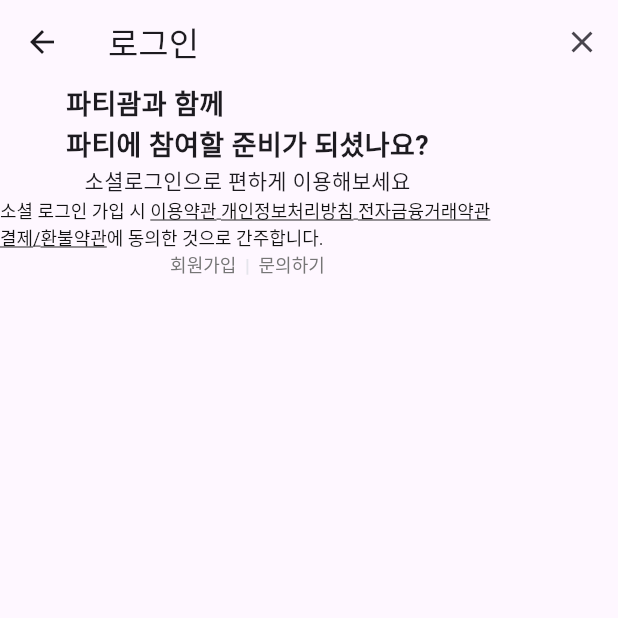
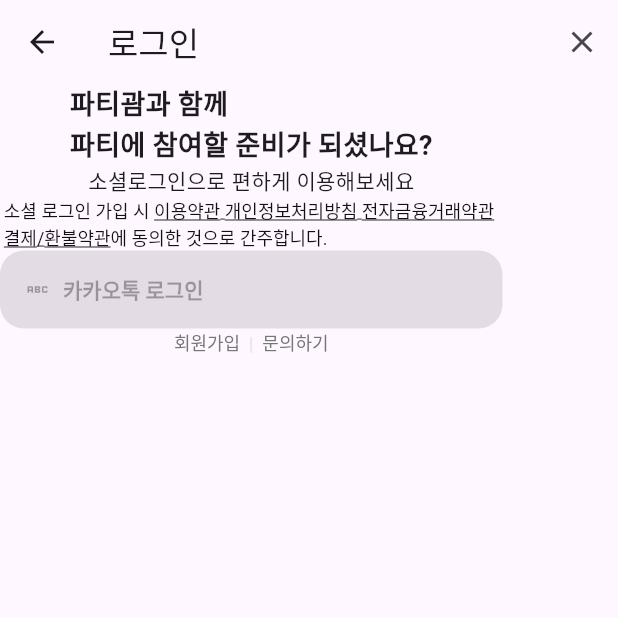
Before and after one commit to Hoodie-Project/partyguam-mobile, a Flutter app: the Login screen opened directly, on a phone screen of 412 x 824 dp, the top half of it. Run offline on Flutter 3.47's test engine with Material 3 defaults, Android fonts, the phone set to English and light mode, and no system bars; project files that could hold a hidden picture were left out.

Commit message:
chore: create a SocialLoginButton

```diff
--- a/lib/app/pages/sign_up/login_0000.dart
+++ b/lib/app/pages/sign_up/login_0000.dart
@@ -1,6 +1,7 @@
 import 'package:flutter/material.dart';
 import 'package:partyguam/utils/theme/color.dart';
 import 'package:partyguam/utils/theme/font_style.dart';
+import 'package:partyguam/utils/widgets/buttons.dart';
 
 class Login extends StatelessWidget {
   const Login({super.key});
@@ -26,11 +27,11 @@
       ),
       body: Column(
         children: [
-          Text(
+          const Text(
             '파티괌과 함께 \n파티에 참여할 준비가 되셨나요?',
             style: CustomFontStyle.loginMainTitle,
           ),
-          Text(
+          const Text(
             '소셜로그인으로 편하게 이용해보세요',
             style: CustomFontStyle.loginSubTitle,
           ),
@@ -42,7 +43,7 @@
                 fontSize: 12.0,
                 fontWeight: FontWeight.normal,
               ),
-              children: [
+              children: const [
                 TextSpan(
                   text: '이용약관 개인정보처리방침 전자금융거래약관 \n결제/환불약관',
                   style: TextStyle(
@@ -54,6 +55,11 @@
                 TextSpan(text: '에 동의한 것으로 간주합니다.')
               ],
             ),
+          ),
+          const SocialLoginButton(
+            text: '카카오톡 로그인',
+            icon: Icon(Icons.abc),
+            backgroundColor: Color(0XFFFEE500),
           ),
           RichText(
             text: TextSpan(
--- a/lib/utils/widgets/buttons.dart
+++ b/lib/utils/widgets/buttons.dart
@@ -85,3 +85,46 @@
     );
   }
 }
+
+class SocialLoginButton extends StatefulWidget {
+  final String text;
+  final Icon icon;
+  final Color backgroundColor;
+
+  const SocialLoginButton(
+      {super.key,
+      required this.text,
+      required this.icon,
+      required this.backgroundColor});
+
+  @override
+  State<SocialLoginButton> createState() => _SocialLoginButtonState();
+}
+
+class _SocialLoginButtonState extends State<SocialLoginButton> {
+  @override
+  Widget build(BuildContext context) {
+    return ElevatedButton.icon(
+      onPressed: null,
+      style: ElevatedButton.styleFrom(
+        minimumSize: const Size(335, 52),
+        elevation: 1,
+        backgroundColor: widget.backgroundColor,
+        shape: const RoundedRectangleBorder(
+          borderRadius: BorderRadius.all(
+            Radius.circular(16),
+          ),
+        ),
+        textStyle: TextStyle(
+          color: AppColors.greyColors.shade700,
+          fontSize: 14.0,
+          fontWeight: FontWeight.w600,
+        ),
+        alignment: Alignment.centerLeft,
+        // padding: EdgeInsets.only(left: 20.0),
+      ),
+      icon: widget.icon,
+      label: Text(widget.text),
+    );
+  }
+}
```
